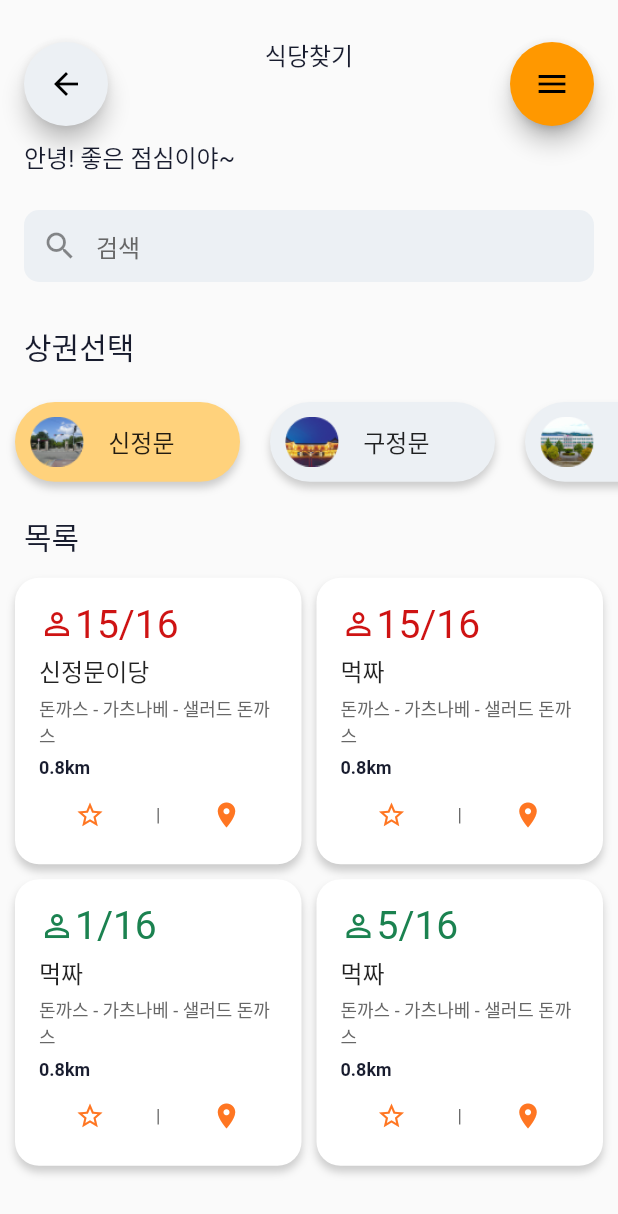
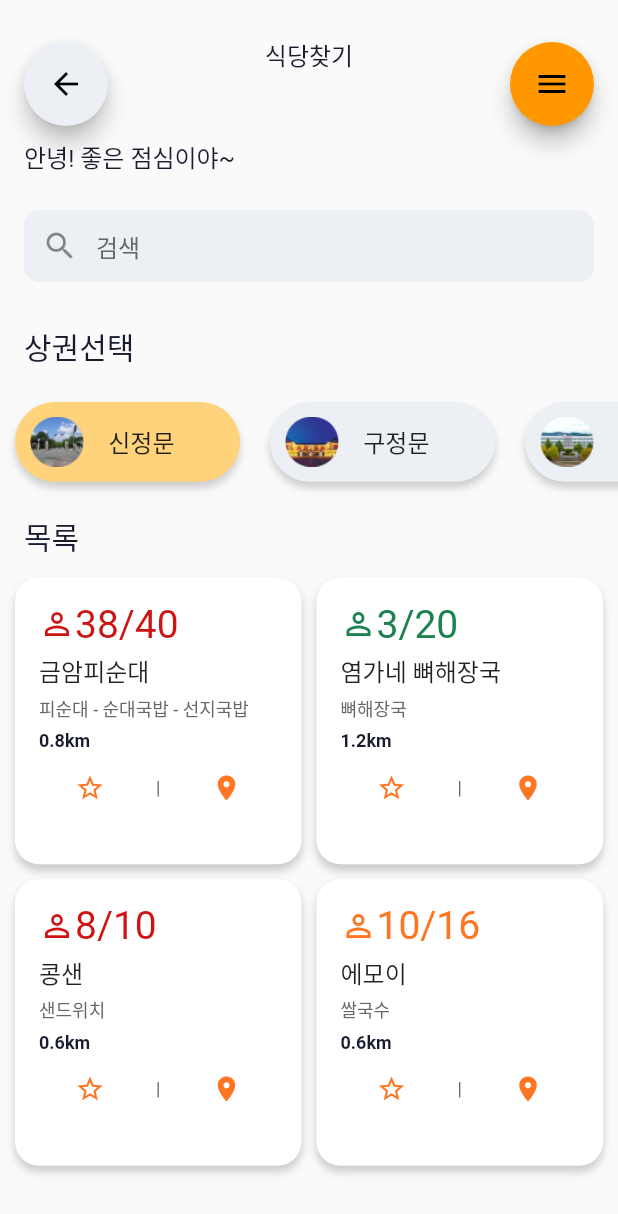
Before and after one commit to YaeheeChoe/launchrabbit, a Flutter app: the screen it shows after launch, after a tap on "신정문", on a phone screen of 412 x 824 dp. Shown: the top 1214 px of the screen. Run offline on Flutter 3.47's test engine with Material 2 defaults, Android fonts, the phone set to English and light mode, and no system bars.

Commit message:
더미데이터 추가

```diff
--- a/lib/main.dart
+++ b/lib/main.dart
@@ -104,39 +104,39 @@ class _MyHomePageState extends State<MyHomePage> {
 
   List<RestorantWidget> restorantWidgetList = [
     RestorantWidget(
-      name: '신정문이당',
-      menu: '돈까스 - 가츠나베 - 샐러드 돈까스',
+      name: '금암피순대',
+      menu: '피순대 - 순대국밥 - 선지국밥',
       area: '',
       km: 0.8,
-      maxSeats: 16,
-      seats: 15,
+      maxSeats: 40,
+      seats: 38,
       isStar: true,
     ),
     RestorantWidget(
-      name: '먹짜',
-      menu: '돈까스 - 가츠나베 - 샐러드 돈까스',
+      name: '염가네 뼈해장국',
+      menu: '뼈해장국',
       area: '',
-      km: 0.8,
-      maxSeats: 16,
-      seats: 15,
+      km: 1.2,
+      maxSeats: 20,
+      seats: 3,
       isStar: true,
     ),
     RestorantWidget(
-      name: '먹짜',
-      menu: '돈까스 - 가츠나베 - 샐러드 돈까스',
+      name: '콩샌',
+      menu: '샌드위치',
       area: '',
-      km: 0.8,
-      maxSeats: 16,
-      seats: 1,
+      km: 0.6,
+      maxSeats: 10,
+      seats: 8,
       isStar: true,
     ),
     RestorantWidget(
-      name: '먹짜',
-      menu: '돈까스 - 가츠나베 - 샐러드 돈까스',
+      name: '에모이',
+      menu: '쌀국수',
       area: '',
-      km: 0.8,
+      km: 0.6,
       maxSeats: 16,
-      seats: 5,
+      seats: 10,
       isStar: true,
     ),
     // ...
@@ -148,8 +148,48 @@ class _MyHomePageState extends State<MyHomePage> {
       if (_selectedArea == Area.Sinjeongmun) {
         restorantWidgetList = [
           RestorantWidget(
-            name: '신정문이당',
-            menu: '돈까스 - 가츠나베 - 샐러드 돈까스',
+            name: '금암피순대',
+            menu: '피순대 - 순대국밥 - 선지국밥',
+            area: '',
+            km: 0.8,
+            maxSeats: 40,
+            seats: 38,
+            isStar: true,
+          ),
+          RestorantWidget(
+            name: '염가네 뼈해장국',
+            menu: '뼈해장국',
+            area: '',
+            km: 1.2,
+            maxSeats: 20,
+            seats: 3,
+            isStar: true,
+          ),
+          RestorantWidget(
+            name: '콩샌',
+            menu: '샌드위치',
+            area: '',
+            km: 0.6,
+            maxSeats: 10,
+            seats: 8,
+            isStar: true,
+          ),
+          RestorantWidget(
+            name: '에모이',
+            menu: '쌀국수',
+            area: '',
+            km: 0.6,
+            maxSeats: 16,
+            seats: 10,
+            isStar: true,
+          ),
+          // ...
+        ];
+      } else if (_selectedArea == Area.Gujeongmun) {
+        restorantWidgetList = [
+          RestorantWidget(
+            name: '낙곱새',
+            menu: '낙지 - 곱창 - 새우',
             area: '',
             km: 0.8,
             maxSeats: 16,
@@ -157,70 +197,30 @@ class _MyHomePageState extends State<MyHomePage> {
             isStar: true,
           ),
           RestorantWidget(
-            name: '먹짜',
-            menu: '돈까스 - 가츠나베 - 샐러드 돈까스',
+            name: '신전떡볶이',
+            menu: '신전떡볶이 - 치즈떡볶이 - 주먹밥',
             area: '',
-            km: 0.8,
+            km: 1.2,
             maxSeats: 16,
             seats: 15,
             isStar: true,
           ),
           RestorantWidget(
-            name: '먹짜',
-            menu: '돈까스 - 가츠나베 - 샐러드 돈까스',
+            name: '찌개랑',
+            menu: '된장찌개 - 부대찌개',
+            area: '',
+            km: 0.6,
+            maxSeats: 16,
+            seats: 6,
+            isStar: true,
+          ),
+          RestorantWidget(
+            name: '황제보쌈',
+            menu: '보쌈정식',
             area: '',
             km: 0.8,
             maxSeats: 16,
-            seats: 1,
-            isStar: true,
-          ),
-          RestorantWidget(
-            name: '먹짜',
-            menu: '돈까스 - 가츠나베 - 샐러드 돈까스',
-            area: '',
-            km: 0.8,
-            maxSeats: 16,
-            seats: 5,
-            isStar: true,
-          ),
-          // ...
-        ];
-      } else if (_selectedArea == Area.Gujeongmun) {
-        restorantWidgetList = [
-          RestorantWidget(
-            name: '구정문이당',
-            menu: '돈까스 - 가츠나베 - 샐러드 돈까스',
-            area: '',
-            km: 0.8,
-            maxSeats: 16,
-            seats: 15,
-            isStar: true,
-          ),
-          RestorantWidget(
-            name: '먹짜',
-            menu: '돈까스 - 가츠나베 - 샐러드 돈까스',
-            area: '',
-            km: 0.8,
-            maxSeats: 16,
-            seats: 15,
-            isStar: true,
-          ),
-          RestorantWidget(
-            name: '먹짜',
-            menu: '돈까스 - 가츠나베 - 샐러드 돈까스',
-            area: '',
-            km: 0.8,
-            maxSeats: 16,
-            seats: 1,
-            isStar: true,
-          ),
-          RestorantWidget(
-            name: '먹짜',
-            menu: '돈까스 - 가츠나베 - 샐러드 돈까스',
-            area: '',
-            km: 0.8,
-            maxSeats: 16,
-            seats: 5,
+            seats: 11,
             isStar: true,
           ),
           // ...
@@ -228,39 +228,39 @@ class _MyHomePageState extends State<MyHomePage> {
       } else if (_selectedArea == Area.Sadaebugo) {
         restorantWidgetList = [
           RestorantWidget(
-            name: '사대부고당',
-            menu: '돈까스 - 가츠나베 - 샐러드 돈까스',
+            name: '부대통령 뚝배기',
+            menu: '제육볶음 - 부대찌개 - 낚지볶음 - 불고기',
             area: '',
             km: 0.8,
-            maxSeats: 16,
-            seats: 15,
+            maxSeats: 40,
+            seats: 38,
             isStar: true,
           ),
           RestorantWidget(
-            name: '먹짜',
-            menu: '돈까스 - 가츠나베 - 샐러드 돈까스',
+            name: '무진장 순두부',
+            menu: '순두부찌개 - 돈까스 - 청국장',
             area: '',
-            km: 0.8,
-            maxSeats: 16,
-            seats: 15,
+            km: 1.2,
+            maxSeats: 20,
+            seats: 3,
             isStar: true,
           ),
           RestorantWidget(
-            name: '먹짜',
-            menu: '돈까스 - 가츠나베 - 샐러드 돈까스',
+            name: '우리집불고기',
+            menu: '불고기 - 카레순두부',
             area: '',
-            km: 0.8,
-            maxSeats: 16,
-            seats: 1,
+            km: 0.6,
+            maxSeats: 10,
+            seats: 8,
             isStar: true,
           ),
           RestorantWidget(
-            name: '먹짜',
-            menu: '돈까스 - 가츠나베 - 샐러드 돈까스',
+            name: '모퉁이 덮밥',
+            menu: '모퉁이 덮밥 - 제육덮밥 - 스테이크 덮밥',
             area: '',
-            km: 0.8,
+            km: 0.6,
             maxSeats: 16,
-            seats: 5,
+            seats: 10,
             isStar: true,
           ),
           // ...
```
